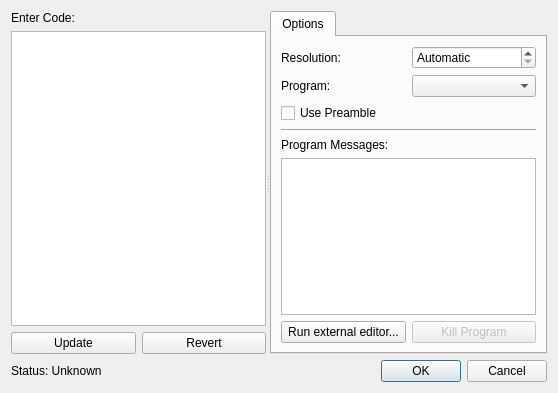
Above: scribus/latexeditor.ui from scribusproject/scribus before the change. Below: the same form after it.
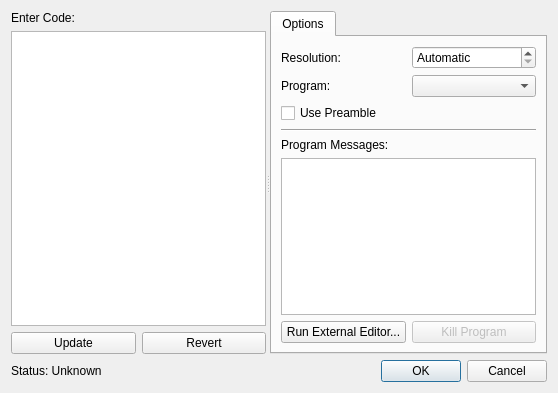
That is the form after the change.

Commit message: Fix some GUI string capitalisation in latexteditor, and some code layout

```diff
--- a/scribus/latexeditor.ui
+++ b/scribus/latexeditor.ui
@@ -60,16 +60,8 @@
       <property name="currentIndex" >
        <number>0</number>
       </property>
-      <widget class="QWidget" name="tab" >
-       <property name="geometry" >
-        <rect>
-         <x>0</x>
-         <y>0</y>
-         <width>273</width>
-         <height>315</height>
-        </rect>
-       </property>
-       <attribute name="title" >
+      <widget class="QWidget" name="tab">
+       <attribute name="title">
         <string>Options</string>
        </attribute>
        <layout class="QVBoxLayout" name="verticalLayout" >
@@ -150,9 +142,9 @@
         <item>
          <layout class="QHBoxLayout" name="horizontalLayout" >
           <item>
-           <widget class="QPushButton" name="externalEditorPushButton" >
-            <property name="text" >
-             <string>Run external editor...</string>
+           <widget class="QPushButton" name="externalEditorPushButton">
+            <property name="text">
+             <string>Run External Editor...</string>
             </property>
            </widget>
           </item>
```
Left out of the diff: 125 changed lines with no effect on the pictures. The commit also changes 1 other file.
